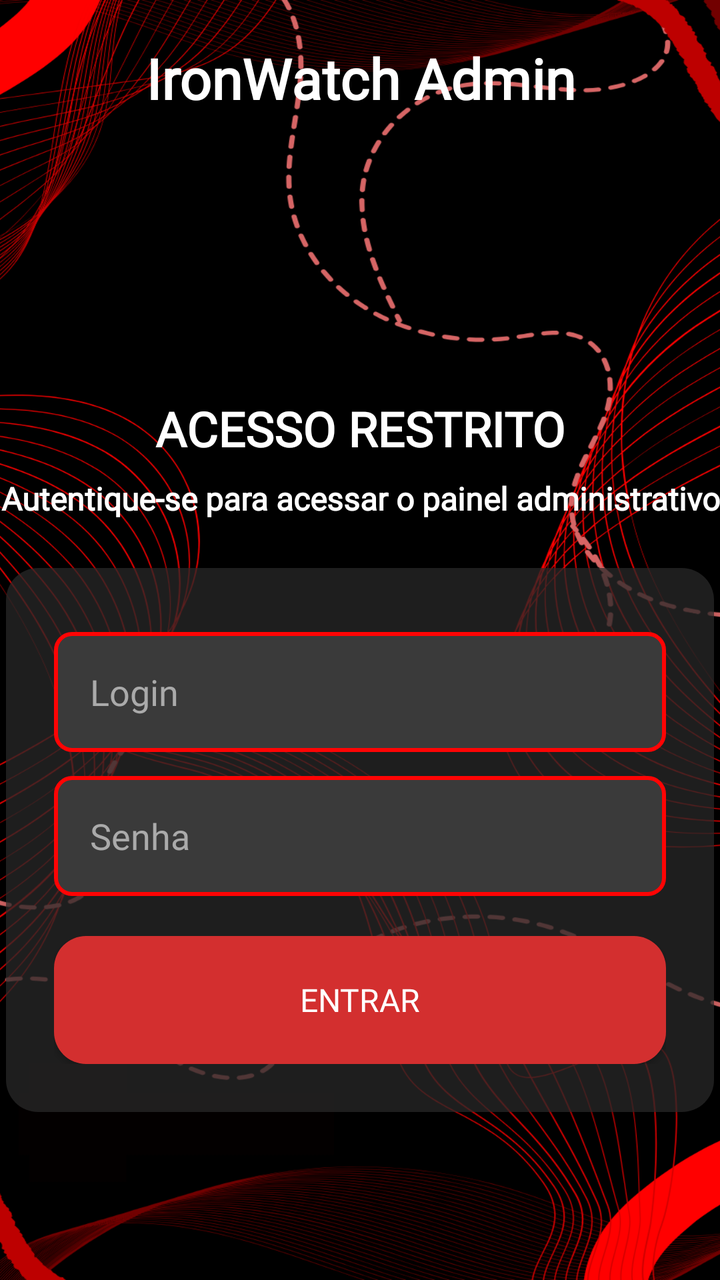
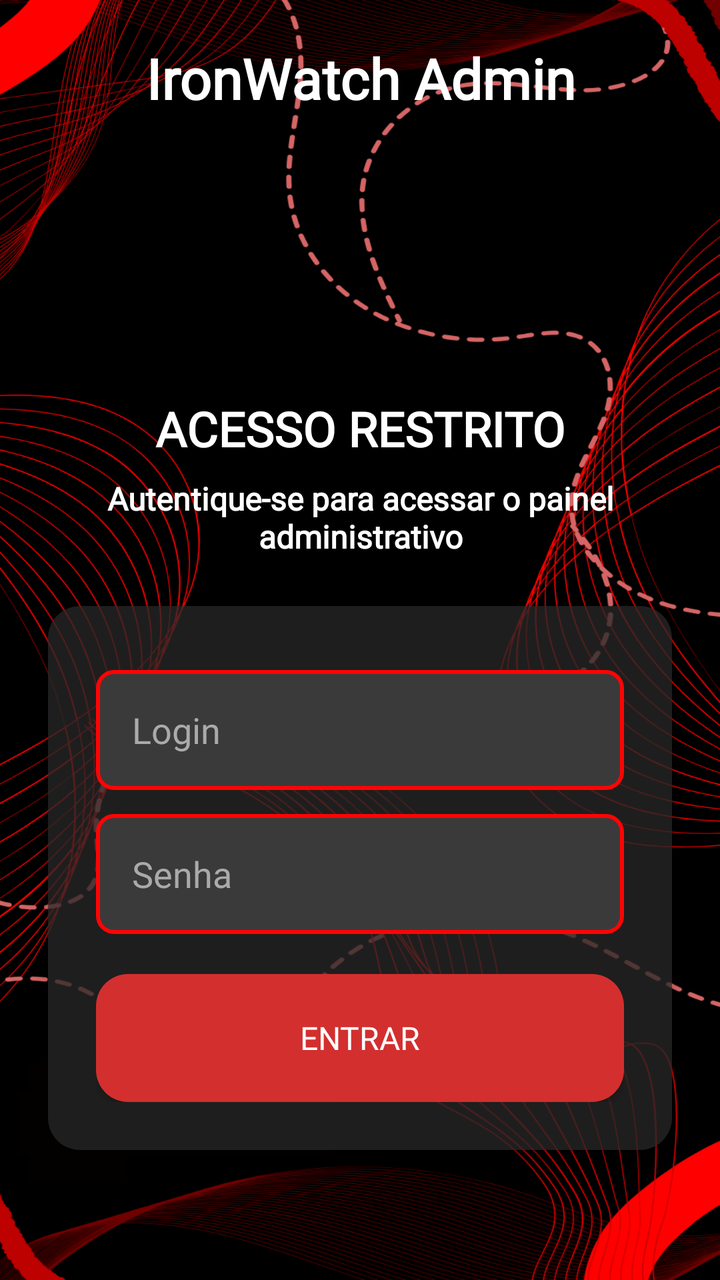

Before-and-after screenshots of an Android layout around one commit, followed by the original layout XML and the change that was made.
<!-- AndroidManifest.xml: application theme Theme.IronWatchAdmin -->
<!-- res/layout/activity_login.xml -->
<?xml version="1.0" encoding="utf-8"?>
<LinearLayout xmlns:android="http://schemas.android.com/apk/res/android"
    android:layout_width="match_parent"
    android:layout_height="match_parent"
    android:background="@drawable/bgg"
    android:gravity="top|center_horizontal"
    android:orientation="vertical">

    

    <TextView
        android:id="@+id/titulo"
        android:layout_width="match_parent"
        android:layout_height="78dp"
        android:fontFamily="@font/roboto_mono_bold"
        android:gravity="center"
        android:text="IronWatch Admin"
        android:textColor="#FFFFFF"
        android:textSize="28sp"
        android:textStyle="bold" />

    

    <TextView
        android:id="@+id/textAcessoRestrito"
        android:layout_width="360dp"
        android:layout_height="wrap_content"
        android:layout_marginTop="120dp"
        android:fontFamily="@font/roboto_mono_bold"
        android:gravity="center"
        android:text="ACESSO RESTRITO"
        android:textColor="#FFFFFF"
        android:textSize="24sp"
        android:textStyle="bold" />

    <TextView
        android:id="@+id/textDescricao"
        android:layout_width="360dp"
        android:layout_height="wrap_content"
        android:layout_marginTop="8dp"
        android:fontFamily="@font/roboto_mono_bold"
        android:gravity="center"
        android:text="Autentique-se para acessar o painel administrativo"
        android:textColor="#FFFFFF"
        android:textSize="16sp"
        android:textStyle="bold" />

    

    <LinearLayout
        android:id="@+id/loginbox"
        android:layout_width="354dp"
        android:layout_height="wrap_content"
        android:layout_marginTop="24dp"
        android:background="@drawable/bg_loginbox"
        android:elevation="6dp"
        android:orientation="vertical"
        android:padding="24dp">

        

        <EditText
            android:id="@+id/edtLogin"
            android:layout_width="match_parent"
            android:layout_height="60dp"
            android:layout_marginTop="8dp"
            android:background="@drawable/bg_edittext"
            android:fontFamily="@font/roboto_mono_bold"
            android:hint="Login"
            android:inputType="text"
            android:padding="18dp"
            android:textColor="#FFFFFF"
            android:textColorHint="#AAAAAA" />

        

        <EditText
            android:id="@+id/edtPassword"
            android:layout_width="match_parent"
            android:layout_height="60dp"
            android:layout_marginTop="12dp"
            android:background="@drawable/bg_edittext"
            android:fontFamily="@font/roboto_mono_bold"
            android:hint="Senha"
            android:inputType="textPassword"
            android:padding="18dp"
            android:textColor="#FFFFFF"
            android:textColorHint="#AAAAAA" />

        

        <Button
            android:id="@+id/btnLogin"
            android:layout_width="match_parent"
            android:layout_height="64dp"
            android:layout_marginTop="20dp"
            android:background="@drawable/bg_button"
            android:fontFamily="@font/roboto_mono_bold"
            android:text="ENTRAR"
            android:textAllCaps="true"
            android:textColor="#FFFFFF"
            android:textSize="16sp" />

    </LinearLayout>

</LinearLayout>
<!-- resources referenced by this layout -->
<resources>
  <!-- drawable bg_button (drawable) -->
  <shape xmlns:android="http://schemas.android.com/apk/res/android">
      <solid android:color="#D32F2F"/> 
      <corners android:radius="16dp"/> 
      <padding android:left="8dp" android:top="8dp" android:right="8dp" android:bottom="8dp"/>
  </shape>
  <!-- drawable bg_edittext (drawable) -->
  <shape xmlns:android="http://schemas.android.com/apk/res/android">
      <solid android:color="#3A3A3A"/> 
      <stroke android:width="2dp" android:color="#FF0404"/> 
      <corners android:radius="8dp"/> 
      <padding android:left="8dp" android:top="8dp" android:right="8dp" android:bottom="8dp"/>
  </shape>
  <!-- drawable bg_loginbox (drawable) -->
  <shape xmlns:android="http://schemas.android.com/apk/res/android">
      <solid android:color="#B72A2A2A"/>
      <corners android:radius="16dp"/>
  </shape>
  <!-- drawable bgg: png bitmap (drawable, 642821 bytes) -->
  <style name="Theme.IronWatchAdmin" parent="Theme.AppCompat.Light.NoActionBar" />
</resources>

<!-- the commit's change to res/layout/activity_login.xml (unified diff, before → after) -->
@@ -23,8 +23,10 @@
 
     <TextView
         android:id="@+id/textAcessoRestrito"
-        android:layout_width="360dp"
+        android:layout_width="match_parent"
         android:layout_height="wrap_content"
+        android:layout_marginStart="24dp"
+        android:layout_marginEnd="24dp"
         android:layout_marginTop="120dp"
         android:fontFamily="@font/roboto_mono_bold"
         android:gravity="center"
@@ -35,8 +37,10 @@
 
     <TextView
         android:id="@+id/textDescricao"
-        android:layout_width="360dp"
+        android:layout_width="match_parent"
         android:layout_height="wrap_content"
+        android:layout_marginStart="24dp"
+        android:layout_marginEnd="24dp"
         android:layout_marginTop="8dp"
         android:fontFamily="@font/roboto_mono_bold"
         android:gravity="center"
@@ -49,8 +53,10 @@
 
     <LinearLayout
         android:id="@+id/loginbox"
-        android:layout_width="354dp"
+        android:layout_width="match_parent"
         android:layout_height="wrap_content"
+        android:layout_marginStart="24dp"
+        android:layout_marginEnd="24dp"
         android:layout_marginTop="24dp"
         android:background="@drawable/bg_loginbox"
         android:elevation="6dp"
